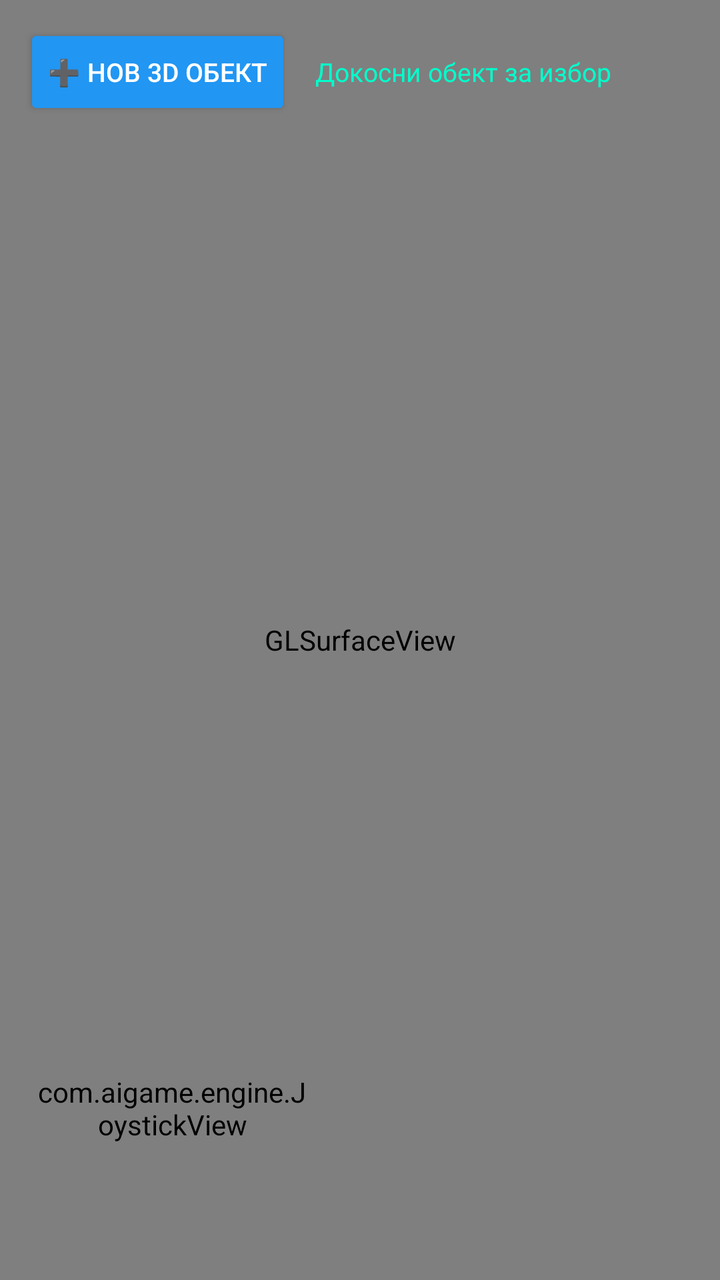
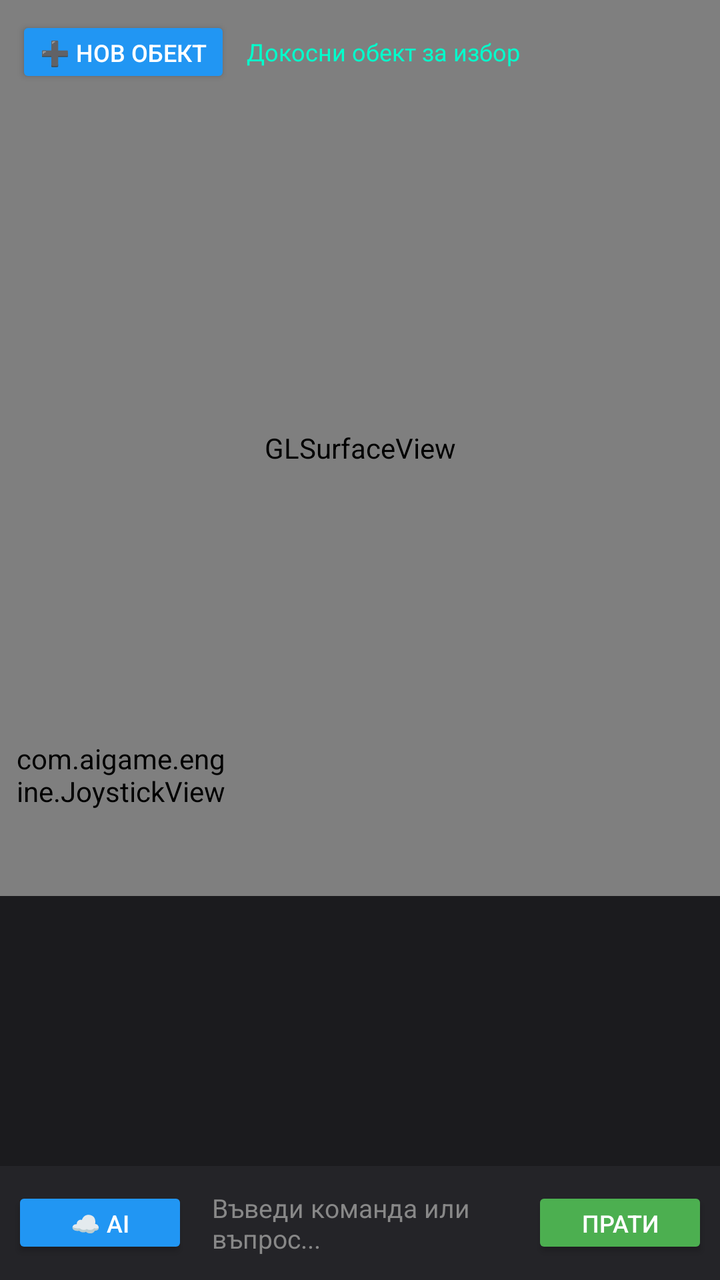

Compare the two renders of this Android layout. The source of the first and the diff that turns it into the second are given below.
<!-- AndroidManifest.xml: application theme Theme.AppCompat.Light.NoActionBar -->
<!-- res/layout/activity_main.xml -->
<?xml version="1.0" encoding="utf-8"?>
<FrameLayout xmlns:android="http://schemas.android.com/apk/res/android"
    android:layout_width="match_parent"
    android:layout_height="match_parent"
    android:background="#202226">

    
    <android.opengl.GLSurfaceView
        android:id="@+id/gl_surface_view"
        android:layout_width="match_parent"
        android:layout_height="match_parent" />

    
    <LinearLayout
        android:layout_width="match_parent"
        android:layout_height="wrap_content"
        android:orientation="horizontal"
        android:padding="12dp"
        android:gravity="center_vertical">

        <Button
            android:id="@+id/btn_spawn_new"
            android:layout_width="wrap_content"
            android:layout_height="wrap_content"
            android:text="➕ Нов 3D Обект"
            android:textSize="13sp"
            android:textColor="#FFFFFF"
            android:backgroundTint="#2196F3"/>

        <TextView
            android:id="@+id/tv_editor_info"
            android:layout_width="0dp"
            android:layout_height="wrap_content"
            android:layout_weight="1"
            android:layout_marginStart="12dp"
            android:text="Докосни обект за избор"
            android:textColor="#00FFCC"
            android:textSize="13sp"/>
    </LinearLayout>

    
    <com.aigame.engine.JoystickView
        android:id="@+id/joystick_view"
        android:layout_width="140dp"
        android:layout_height="140dp"
        android:layout_gravity="bottom|start"
        android:layout_margin="16dp" />

    
    <HorizontalScrollView
        android:id="@+id/toolbar_selected"
        android:layout_width="wrap_content"
        android:layout_height="wrap_content"
        android:layout_gravity="bottom|center_horizontal"
        android:layout_marginBottom="16dp"
        android:layout_marginStart="160dp"
        android:scrollbars="none"
        android:visibility="gone">

        <LinearLayout
            android:layout_width="wrap_content"
            android:layout_height="wrap_content"
            android:orientation="horizontal"
            android:padding="8dp"
            android:background="#DD1E1E22">

            <Button
                android:id="@+id/btn_delete"
                android:layout_width="wrap_content"
                android:layout_height="42dp"
                android:text="🗑 Изтрий"
                android:textColor="#FFFFFF"
                android:backgroundTint="#E53935"
                android:layout_marginEnd="6dp"/>

            <Button
                android:id="@+id/btn_duplicate"
                android:layout_width="wrap_content"
                android:layout_height="42dp"
                android:text="📋 Дубликат"
                android:textColor="#FFFFFF"
                android:backgroundTint="#3949AB"
                android:layout_marginEnd="6dp"/>

            <Button
                android:id="@+id/btn_scale_up"
                android:layout_width="wrap_content"
                android:layout_height="42dp"
                android:text="➕ Увеличи"
                android:textColor="#FFFFFF"
                android:backgroundTint="#43A047"
                android:layout_marginEnd="6dp"/>

            <Button
                android:id="@+id/btn_scale_down"
                android:layout_width="wrap_content"
                android:layout_height="42dp"
                android:text="➖ Намали"
                android:textColor="#FFFFFF"
                android:backgroundTint="#FB8C00"
                android:layout_marginEnd="6dp"/>

            <Button
                android:id="@+id/btn_rotate"
                android:layout_width="wrap_content"
                android:layout_height="42dp"
                android:text="🔄 Завърти"
                android:textColor="#FFFFFF"
                android:backgroundTint="#8E24AA"
                android:layout_marginEnd="6dp"/>

            <Button
                android:id="@+id/btn_up"
                android:layout_width="wrap_content"
                android:layout_height="42dp"
                android:text="⬆ Нагоре"
                android:textColor="#FFFFFF"
                android:backgroundTint="#546E7A"
                android:layout_marginEnd="6dp"/>

            <Button
                android:id="@+id/btn_down"
                android:layout_width="wrap_content"
                android:layout_height="42dp"
                android:text="⬇ Надолу"
                android:textColor="#FFFFFF"
                android:backgroundTint="#546E7A"
                android:layout_marginEnd="6dp"/>

            <Button
                android:id="@+id/btn_close_selection"
                android:layout_width="wrap_content"
                android:layout_height="42dp"
                android:text="✖"
                android:textColor="#FFFFFF"
                android:backgroundTint="#424242"/>
        </LinearLayout>
    </HorizontalScrollView>
</FrameLayout>
<!-- resources referenced by this layout -->
<resources>

</resources>

<!-- the commit's change to res/layout/activity_main.xml (unified diff, before → after) -->
@@ -1,139 +1,145 @@
 <?xml version="1.0" encoding="utf-8"?>
-<FrameLayout xmlns:android="http://schemas.android.com/apk/res/android"
+<LinearLayout xmlns:android="http://schemas.android.com/apk/res/android"
     android:layout_width="match_parent"
     android:layout_height="match_parent"
-    android:background="#202226">
+    android:orientation="vertical"
+    android:weightSum="100"
+    android:background="#141416">
 
     
-    <android.opengl.GLSurfaceView
-        android:id="@+id/gl_surface_view"
+    <FrameLayout
+        android:id="@+id/viewport_container"
         android:layout_width="match_parent"
-        android:layout_height="match_parent" />
+        android:layout_height="0dp"
+        android:layout_weight="70">
+
+        <android.opengl.GLSurfaceView
+            android:id="@+id/gl_surface_view"
+            android:layout_width="match_parent"
+            android:layout_height="match_parent" />
+
+        
+        <LinearLayout
+            android:layout_width="match_parent"
+            android:layout_height="wrap_content"
+            android:orientation="horizontal"
+            android:padding="8dp"
+            android:gravity="center_vertical">
+
+            <Button
+                android:id="@+id/btn_spawn_new"
+                android:layout_width="wrap_content"
+                android:layout_height="36dp"
+                android:text="➕ Нов Обект"
+                android:textSize="12sp"
+                android:textColor="#FFFFFF"
+                android:backgroundTint="#2196F3"/>
+
+            <TextView
+                android:id="@+id/tv_editor_info"
+                android:layout_width="0dp"
+                android:layout_height="wrap_content"
+                android:layout_weight="1"
+                android:layout_marginStart="8dp"
+                android:text="Докосни обект за избор"
+                android:textColor="#00FFCC"
+                android:textSize="12sp"/>
+        </LinearLayout>
+
+        
+        <com.aigame.engine.JoystickView
+            android:id="@+id/joystick_view"
+            android:layout_width="105dp"
+            android:layout_height="105dp"
+            android:layout_gravity="bottom|start"
+            android:layout_margin="8dp" />
+
+        
+        <HorizontalScrollView
+            android:id="@+id/toolbar_selected"
+            android:layout_width="wrap_content"
+            android:layout_height="wrap_content"
+            android:layout_gravity="bottom|end"
+            android:layout_margin="8dp"
+            android:scrollbars="none"
+            android:visibility="gone">
+
+            <LinearLayout
+                android:layout_width="wrap_content"
+                android:layout_height="wrap_content"
+                android:orientation="horizontal"
+                android:padding="4dp"
+                android:background="#DD1E1E22">
+
+                <Button android:id="@+id/btn_delete" android:layout_width="wrap_content" android:layout_height="34dp" android:text="🗑" android:textColor="#FFFFFF" android:backgroundTint="#E53935" android:layout_marginEnd="4dp"/>
+                <Button android:id="@+id/btn_duplicate" android:layout_width="wrap_content" android:layout_height="34dp" android:text="📋" android:textColor="#FFFFFF" android:backgroundTint="#3949AB" android:layout_marginEnd="4dp"/>
+                <Button android:id="@+id/btn_scale_up" android:layout_width="wrap_content" android:layout_height="34dp" android:text="➕" android:textColor="#FFFFFF" android:backgroundTint="#43A047" android:layout_marginEnd="4dp"/>
+                <Button android:id="@+id/btn_scale_down" android:layout_width="wrap_content" android:layout_height="34dp" android:text="➖" android:textColor="#FFFFFF" android:backgroundTint="#FB8C00" android:layout_marginEnd="4dp"/>
+                <Button android:id="@+id/btn_rotate" android:layout_width="wrap_content" android:layout_height="34dp" android:text="🔄" android:textColor="#FFFFFF" android:backgroundTint="#8E24AA" android:layout_marginEnd="4dp"/>
+                <Button android:id="@+id/btn_up" android:layout_width="wrap_content" android:layout_height="34dp" android:text="⬆" android:textColor="#FFFFFF" android:backgroundTint="#546E7A" android:layout_marginEnd="4dp"/>
+                <Button android:id="@+id/btn_down" android:layout_width="wrap_content" android:layout_height="34dp" android:text="⬇" android:textColor="#FFFFFF" android:backgroundTint="#546E7A" android:layout_marginEnd="4dp"/>
+                <Button android:id="@+id/btn_close_selection" android:layout_width="wrap_content" android:layout_height="34dp" android:text="✖" android:textColor="#FFFFFF" android:backgroundTint="#424242"/>
+            </LinearLayout>
+        </HorizontalScrollView>
+    </FrameLayout>
 
     
     <LinearLayout
+        android:id="@+id/chat_container"
         android:layout_width="match_parent"
-        android:layout_height="wrap_content"
-        android:orientation="horizontal"
-        android:padding="12dp"
-        android:gravity="center_vertical">
+        android:layout_height="0dp"
+        android:layout_weight="30"
+        android:orientation="vertical"
+        android:background="#1B1B1E">
 
-        <Button
-            android:id="@+id/btn_spawn_new"
-            android:layout_width="wrap_content"
-            android:layout_height="wrap_content"
-            android:text="➕ Нов 3D Обект"
-            android:textSize="13sp"
-            android:textColor="#FFFFFF"
-            android:backgroundTint="#2196F3"/>
-
-        <TextView
-            android:id="@+id/tv_editor_info"
-            android:layout_width="0dp"
-            android:layout_height="wrap_content"
+        <androidx.recyclerview.widget.RecyclerView
+            android:id="@+id/chat_recycler"
+            android:layout_width="match_parent"
+            android:layout_height="0dp"
             android:layout_weight="1"
-            android:layout_marginStart="12dp"
-            android:text="Докосни обект за избор"
-            android:textColor="#00FFCC"
-            android:textSize="13sp"/>
-    </LinearLayout>
-
-    
-    <com.aigame.engine.JoystickView
-        android:id="@+id/joystick_view"
-        android:layout_width="140dp"
-        android:layout_height="140dp"
-        android:layout_gravity="bottom|start"
-        android:layout_margin="16dp" />
-
-    
-    <HorizontalScrollView
-        android:id="@+id/toolbar_selected"
-        android:layout_width="wrap_content"
-        android:layout_height="wrap_content"
-        android:layout_gravity="bottom|center_horizontal"
-        android:layout_marginBottom="16dp"
-        android:layout_marginStart="160dp"
-        android:scrollbars="none"
-        android:visibility="gone">
+            android:padding="6dp"
+            android:clipToPadding="false"/>
 
         <LinearLayout
-            android:layout_width="wrap_content"
+            android:layout_width="match_parent"
             android:layout_height="wrap_content"
             android:orientation="horizontal"
-            android:padding="8dp"
-            android:background="#DD1E1E22">
+            android:padding="6dp"
+            android:background="#242428"
+            android:gravity="center_vertical">
 
             <Button
-                android:id="@+id/btn_delete"
+                android:id="@+id/btn_ai_cloud"
                 android:layout_width="wrap_content"
-                android:layout_height="42dp"
-                android:text="🗑 Изтрий"
+                android:layout_height="36dp"
+                android:text="☁️ AI"
+                android:textSize="12sp"
+                android:backgroundTint="#2196F3"
                 android:textColor="#FFFFFF"
-                android:backgroundTint="#E53935"
                 android:layout_marginEnd="6dp"/>
 
-            <Button
-                android:id="@+id/btn_duplicate"
-                android:layout_width="wrap_content"
-                android:layout_height="42dp"
-                android:text="📋 Дубликат"
+            <EditText
+                android:id="@+id/chat_input"
+                android:layout_width="0dp"
+                android:layout_height="wrap_content"
+                android:layout_weight="1"
+                android:hint="Въведи команда или въпрос..."
+                android:textColorHint="#888888"
                 android:textColor="#FFFFFF"
-                android:backgroundTint="#3949AB"
-                android:layout_marginEnd="6dp"/>
+                android:background="@android:color/transparent"
+                android:padding="6dp"
+                android:textSize="13sp"
+                android:inputType="textMultiLine"
+                android:maxLines="2"/>
 
             <Button
-                android:id="@+id/btn_scale_up"
+                android:id="@+id/btn_send"
                 android:layout_width="wrap_content"
-                android:layout_height="42dp"
-                android:text="➕ Увеличи"
-                android:textColor="#FFFFFF"
-                android:backgroundTint="#43A047"
-                android:layout_marginEnd="6dp"/>
-
-            <Button
-                android:id="@+id/btn_scale_down"
-                android:layout_width="wrap_content"
-                android:layout_height="42dp"
-                android:text="➖ Намали"
-                android:textColor="#FFFFFF"
-                android:backgroundTint="#FB8C00"
-                android:layout_marginEnd="6dp"/>
-
-            <Button
-                android:id="@+id/btn_rotate"
-                android:layout_width="wrap_content"
-                android:layout_height="42dp"
-                android:text="🔄 Завърти"
-                android:textColor="#FFFFFF"
-                android:backgroundTint="#8E24AA"
-                android:layout_marginEnd="6dp"/>
-
-            <Button
-                android:id="@+id/btn_up"
-                android:layout_width="wrap_content"
-                android:layout_height="42dp"
-                android:text="⬆ Нагоре"
-                android:textColor="#FFFFFF"
-                android:backgroundTint="#546E7A"
-                android:layout_marginEnd="6dp"/>
-
-            <Button
-                android:id="@+id/btn_down"
-                android:layout_width="wrap_content"
-                android:layout_height="42dp"
-                android:text="⬇ Надолу"
-                android:textColor="#FFFFFF"
-                android:backgroundTint="#546E7A"
-                android:layout_marginEnd="6dp"/>
-
-            <Button
-                android:id="@+id/btn_close_selection"
-                android:layout_width="wrap_content"
-                android:layout_height="42dp"
-                android:text="✖"
-                android:textColor="#FFFFFF"
-                android:backgroundTint="#424242"/>
+                android:layout_height="36dp"
+                android:text="Прати"
+                android:textSize="12sp"
+                android:backgroundTint="#4CAF50"
+                android:textColor="#FFFFFF"/>
         </LinearLayout>
-    </HorizontalScrollView>
-</FrameLayout>
+    </LinearLayout>
+</LinearLayout>
